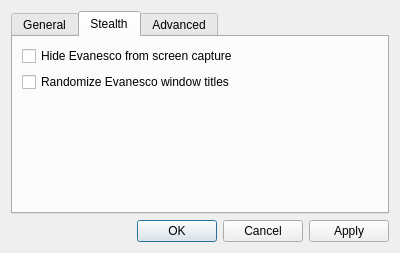
k4yt3x/Evanesco, file src/prefdialog.ui: the form before one commit.
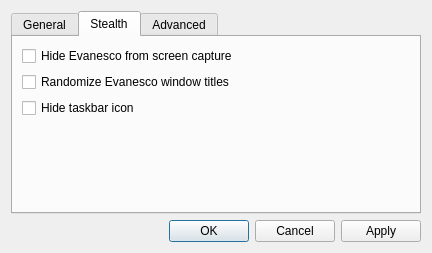
The form after the commit. The open tabs and pages were chosen to show the change.

Commit message: feat(gui): add the option to hide taskbar icon

Diff of the .ui file:
```diff
--- a/src/prefdialog.ui
+++ b/src/prefdialog.ui
@@ -6,7 +6,7 @@
    <rect>
     <x>0</x>
     <y>0</y>
-    <width>400</width>
+    <width>432</width>
     <height>253</height>
    </rect>
   </property>
@@ -85,6 +85,13 @@
          </property>
         </widget>
        </item>
+       <item>
+        <widget class="QCheckBox" name="hideTaskbarIconCheckBox">
+         <property name="text">
+          <string>Hide taskbar icon</string>
+         </property>
+        </widget>
+       </item>
        <item>
         <spacer name="verticalSpacer_2">
          <property name="orientation">
```
Left out of the diff: 2 changed lines with no effect on the pictures. The commit also changes 8 other files.
